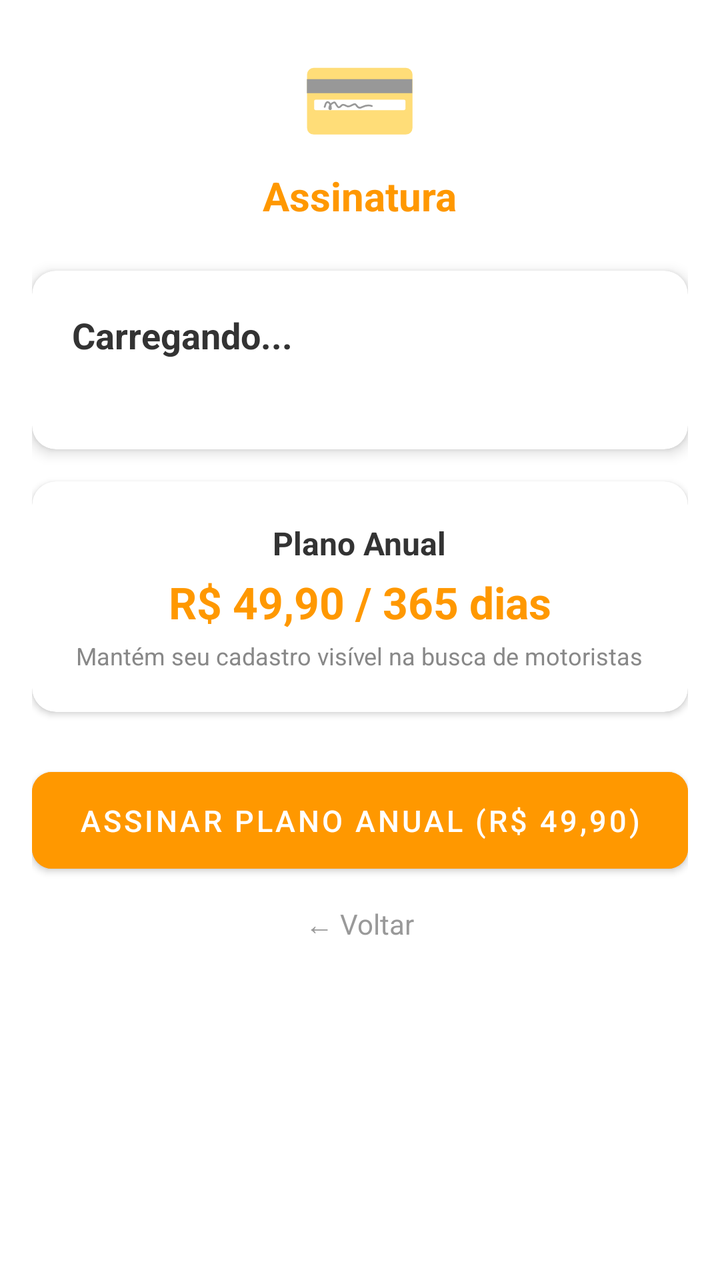
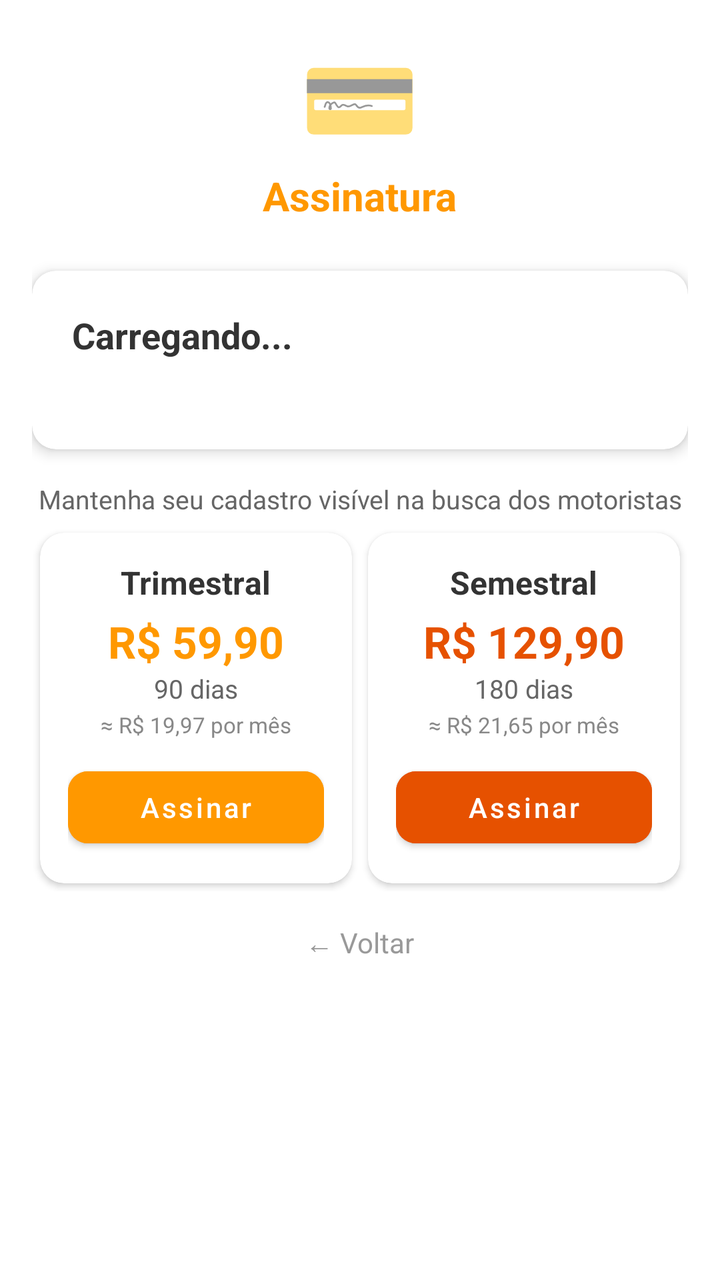

Two renders of the same Android screen: before a commit and after it. Below are the layout's source before the change and the commit's diff.
<!-- AndroidManifest.xml: application theme Theme.MaterialComponents.Light.NoActionBar -->
<!-- res/layout/activity_assinatura.xml -->
<?xml version="1.0" encoding="utf-8"?>
<LinearLayout xmlns:android="http://schemas.android.com/apk/res/android"
    xmlns:app="http://schemas.android.com/apk/res-auto"
    android:layout_width="match_parent"
    android:layout_height="match_parent"
    android:orientation="vertical"
    android:padding="16dp"
    android:paddingTop="48dp"
    android:background="@android:color/white"
    android:fitsSystemWindows="true">

    <TextView
        android:layout_width="wrap_content"
        android:layout_height="wrap_content"
        android:layout_gravity="center_horizontal"
        android:text="💳"
        android:textSize="48sp"
        android:layout_marginBottom="4dp" />

    <TextView
        android:layout_width="wrap_content"
        android:layout_height="wrap_content"
        android:layout_gravity="center_horizontal"
        android:text="Assinatura"
        android:textSize="20sp"
        android:textStyle="bold"
        android:textColor="#FF9800"
        android:layout_marginBottom="24dp" />

    <ProgressBar
        android:id="@+id/progressBarAssinatura"
        android:layout_width="wrap_content"
        android:layout_height="wrap_content"
        android:layout_gravity="center_horizontal"
        android:visibility="gone" />

    <androidx.cardview.widget.CardView
        android:layout_width="match_parent"
        android:layout_height="wrap_content"
        app:cardCornerRadius="12dp"
        app:cardElevation="4dp"
        android:layout_marginBottom="16dp">

        <LinearLayout
            android:layout_width="match_parent"
            android:layout_height="wrap_content"
            android:orientation="vertical"
            android:padding="20dp">

            <TextView
                android:id="@+id/tvStatusAssinatura"
                android:layout_width="match_parent"
                android:layout_height="wrap_content"
                android:text="Carregando..."
                android:textSize="18sp"
                android:textStyle="bold"
                android:textColor="#333" />

            <TextView
                android:id="@+id/tvDetalheAssinatura"
                android:layout_width="match_parent"
                android:layout_height="wrap_content"
                android:layout_marginTop="6dp"
                android:textSize="14sp"
                android:textColor="#666" />

        </LinearLayout>
    </androidx.cardview.widget.CardView>

    <androidx.cardview.widget.CardView
        android:layout_width="match_parent"
        android:layout_height="wrap_content"
        app:cardCornerRadius="12dp"
        app:cardElevation="2dp"
        android:layout_marginBottom="24dp">

        <LinearLayout
            android:layout_width="match_parent"
            android:layout_height="wrap_content"
            android:orientation="vertical"
            android:padding="20dp"
            android:gravity="center_horizontal">

            <TextView
                android:layout_width="wrap_content"
                android:layout_height="wrap_content"
                android:text="Plano Anual"
                android:textSize="16sp"
                android:textStyle="bold"
                android:textColor="#333" />

            <TextView
                android:layout_width="wrap_content"
                android:layout_height="wrap_content"
                android:layout_marginTop="4dp"
                android:text="R$ 49,90 / 365 dias"
                android:textSize="22sp"
                android:textStyle="bold"
                android:textColor="#FF9800" />

            <TextView
                android:layout_width="wrap_content"
                android:layout_height="wrap_content"
                android:layout_marginTop="4dp"
                android:text="Mantém seu cadastro visível na busca de motoristas"
                android:textSize="12sp"
                android:textColor="#888"
                android:gravity="center" />

        </LinearLayout>
    </androidx.cardview.widget.CardView>

    <com.google.android.material.button.MaterialButton
        android:id="@+id/btnAssinar"
        android:layout_width="match_parent"
        android:layout_height="wrap_content"
        android:padding="14dp"
        android:text="Assinar plano anual (R$ 49,90)"
        android:textSize="15sp"
        android:textColor="@android:color/white"
        android:backgroundTint="#FF9800"
        app:cornerRadius="10dp"
        android:layout_marginBottom="12dp" />

    <LinearLayout
        android:id="@+id/layoutAguardandoConfirmacao"
        android:layout_width="match_parent"
        android:layout_height="wrap_content"
        android:orientation="horizontal"
        android:gravity="center"
        android:padding="12dp"
        android:visibility="gone">

        <ProgressBar
            android:layout_width="20dp"
            android:layout_height="20dp"
            android:layout_marginEnd="8dp" />

        <TextView
            android:layout_width="wrap_content"
            android:layout_height="wrap_content"
            android:text="Aguardando confirmação do pagamento..."
            android:textSize="13sp"
            android:textColor="#666" />

    </LinearLayout>

    <TextView
        android:id="@+id/btnVoltarAssinatura"
        android:layout_width="wrap_content"
        android:layout_height="wrap_content"
        android:layout_gravity="center_horizontal"
        android:text="← Voltar"
        android:textSize="14sp"
        android:textColor="#999999"
        android:clickable="true"
        android:focusable="true"
        android:background="?attr/selectableItemBackground" />

</LinearLayout>
<!-- resources referenced by this layout -->
<resources>

</resources>

<!-- the commit's change to res/layout/activity_assinatura.xml (unified diff, before → after) -->
@@ -67,60 +67,145 @@
         </LinearLayout>
     </androidx.cardview.widget.CardView>
 
-    <androidx.cardview.widget.CardView
-        android:layout_width="match_parent"
-        android:layout_height="wrap_content"
-        app:cardCornerRadius="12dp"
-        app:cardElevation="2dp"
-        android:layout_marginBottom="24dp">
-
-        <LinearLayout
-            android:layout_width="match_parent"
-            android:layout_height="wrap_content"
-            android:orientation="vertical"
-            android:padding="20dp"
-            android:gravity="center_horizontal">
-
-            <TextView
-                android:layout_width="wrap_content"
-                android:layout_height="wrap_content"
-                android:text="Plano Anual"
-                android:textSize="16sp"
-                android:textStyle="bold"
-                android:textColor="#333" />
-
-            <TextView
-                android:layout_width="wrap_content"
-                android:layout_height="wrap_content"
-                android:layout_marginTop="4dp"
-                android:text="R$ 49,90 / 365 dias"
-                android:textSize="22sp"
-                android:textStyle="bold"
-                android:textColor="#FF9800" />
-
-            <TextView
-                android:layout_width="wrap_content"
-                android:layout_height="wrap_content"
-                android:layout_marginTop="4dp"
-                android:text="Mantém seu cadastro visível na busca de motoristas"
-                android:textSize="12sp"
-                android:textColor="#888"
-                android:gravity="center" />
-
-        </LinearLayout>
-    </androidx.cardview.widget.CardView>
-
-    <com.google.android.material.button.MaterialButton
-        android:id="@+id/btnAssinar"
-        android:layout_width="match_parent"
-        android:layout_height="wrap_content"
-        android:padding="14dp"
-        android:text="Assinar plano anual (R$ 49,90)"
-        android:textSize="15sp"
-        android:textColor="@android:color/white"
-        android:backgroundTint="#FF9800"
-        app:cornerRadius="10dp"
-        android:layout_marginBottom="12dp" />
+    
+    <TextView
+        android:layout_width="match_parent"
+        android:layout_height="wrap_content"
+        android:layout_marginBottom="4dp"
+        android:gravity="center"
+        android:text="Mantenha seu cadastro visível na busca dos motoristas"
+        android:textColor="#666"
+        android:textSize="13sp" />
+
+    <LinearLayout
+        android:layout_width="match_parent"
+        android:layout_height="wrap_content"
+        android:layout_marginBottom="16dp"
+        android:orientation="horizontal">
+
+        <androidx.cardview.widget.CardView
+            android:layout_width="0dp"
+            android:layout_height="wrap_content"
+            android:layout_weight="1"
+            android:layout_margin="4dp"
+            app:cardCornerRadius="12dp"
+            app:cardElevation="2dp">
+
+            <LinearLayout
+                android:layout_width="match_parent"
+                android:layout_height="wrap_content"
+                android:gravity="center_horizontal"
+                android:orientation="vertical"
+                android:padding="14dp">
+
+                <TextView
+                    android:layout_width="wrap_content"
+                    android:layout_height="wrap_content"
+                    android:text="Trimestral"
+                    android:textColor="#333"
+                    android:textSize="16sp"
+                    android:textStyle="bold" />
+
+                <TextView
+                    android:layout_width="wrap_content"
+                    android:layout_height="wrap_content"
+                    android:layout_marginTop="4dp"
+                    android:text="R$ 59,90"
+                    android:textColor="#FF9800"
+                    android:textSize="22sp"
+                    android:textStyle="bold" />
+
+                <TextView
+                    android:layout_width="wrap_content"
+                    android:layout_height="wrap_content"
+                    android:text="90 dias"
+                    android:textColor="#666"
+                    android:textSize="13sp" />
+
+                <TextView
+                    android:layout_width="wrap_content"
+                    android:layout_height="wrap_content"
+                    android:layout_marginTop="2dp"
+                    android:text="≈ R$ 19,97 por mês"
+                    android:textColor="#888"
+                    android:textSize="11sp" />
+
+                <com.google.android.material.button.MaterialButton
+                    android:id="@+id/btnAssinarTrimestral"
+                    android:layout_width="match_parent"
+                    android:layout_height="wrap_content"
+                    android:layout_marginTop="10dp"
+                    android:backgroundTint="#FF9800"
+                    android:text="Assinar"
+                    android:textAllCaps="false"
+                    android:textColor="@android:color/white"
+                    android:textSize="14sp"
+                    app:cornerRadius="10dp" />
+            </LinearLayout>
+        </androidx.cardview.widget.CardView>
+
+        <androidx.cardview.widget.CardView
+            android:layout_width="0dp"
+            android:layout_height="wrap_content"
+            android:layout_weight="1"
+            android:layout_margin="4dp"
+            app:cardCornerRadius="12dp"
+            app:cardElevation="2dp">
+
+            <LinearLayout
+                android:layout_width="match_parent"
+                android:layout_height="wrap_content"
+                android:gravity="center_horizontal"
+                android:orientation="vertical"
+                android:padding="14dp">
+
+                <TextView
+                    android:layout_width="wrap_content"
+                    android:layout_height="wrap_content"
+                    android:text="Semestral"
+                    android:textColor="#333"
+                    android:textSize="16sp"
+                    android:textStyle="bold" />
+
+                <TextView
+                    android:layout_width="wrap_content"
+                    android:layout_height="wrap_content"
+                    android:layout_marginTop="4dp"
+                    android:text="R$ 129,90"
+                    android:textColor="#E65100"
+                    android:textSize="22sp"
+                    android:textStyle="bold" />
+
+                <TextView
+                    android:layout_width="wrap_content"
+                    android:layout_height="wrap_content"
+                    android:text="180 dias"
+                    android:textColor="#666"
+                    android:textSize="13sp" />
+
+                <TextView
+                    android:layout_width="wrap_content"
+                    android:layout_height="wrap_content"
+                    android:layout_marginTop="2dp"
+                    android:text="≈ R$ 21,65 por mês"
+                    android:textColor="#888"
+                    android:textSize="11sp" />
+
+                <com.google.android.material.button.MaterialButton
+                    android:id="@+id/btnAssinarSemestral"
+                    android:layout_width="match_parent"
+                    android:layout_height="wrap_content"
+                    android:layout_marginTop="10dp"
+                    android:backgroundTint="#E65100"
+                    android:text="Assinar"
+                    android:textAllCaps="false"
+                    android:textColor="@android:color/white"
+                    android:textSize="14sp"
+                    app:cornerRadius="10dp" />
+            </LinearLayout>
+        </androidx.cardview.widget.CardView>
+
+    </LinearLayout>
 
     <LinearLayout
         android:id="@+id/layoutAguardandoConfirmacao"
